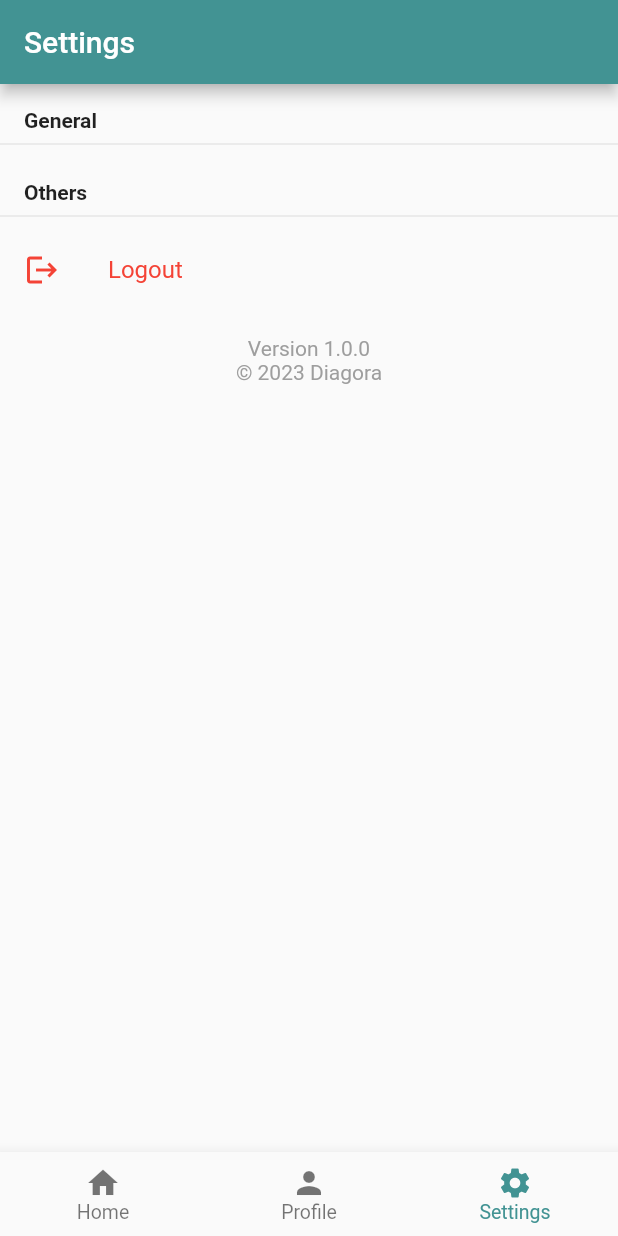
After one commit to Diagora-EIP/mobile, a Flutter app: the WrapperView screen opened directly, item 3 of the bottom bar chosen, on a phone screen of 412 x 824 dp. The commit adds this screen. Run offline on Flutter 3.47's test engine with Material 2 defaults, Android fonts, the phone set to English and light mode, and no system bars; our stand-ins replace firebase_analytics, firebase_core, firebase_crashlytics, flutter_map, latlong2, logger and 2 more; missing offline and left inert: firebase_performance; accounts and stored records are empty.

Commit message:
feat(wrapper): add wrapper for views and add settings

```diff
--- a/lib/views/auth/login_view.dart
+++ b/lib/views/auth/login_view.dart
@@ -1,8 +1,8 @@
+import 'package:diagora/views/wrapper/wrapper_view.dart';
 import 'package:flutter/material.dart';
 
 import 'package:logger/logger.dart';
 
-import 'package:diagora/home.dart';
 import 'package:diagora/services/api_service.dart';
 
 class LoginView extends StatefulWidget {
@@ -72,7 +72,7 @@ class _LoginViewState extends State<LoginView> {
                       Navigator.pushAndRemoveUntil(
                         context,
                         MaterialPageRoute(
-                          builder: (context) => const HomePage(),
+                          builder: (context) => const WrapperView(),
                         ),
                         (route) => false,
                       );
--- a/lib/views/loading/loading_view.dart
+++ b/lib/views/loading/loading_view.dart
@@ -1,8 +1,8 @@
-import 'package:diagora/views/auth/register_view.dart';
 import 'package:flutter/material.dart';
 
+import 'package:diagora/views/auth/register_view.dart';
+import 'package:diagora/views/wrapper/wrapper_view.dart';
 import 'package:diagora/services/api_service.dart';
-import 'package:diagora/home.dart';
 
 class LoadingView extends StatefulWidget {
   const LoadingView({
@@ -45,7 +45,7 @@ class LoadingViewState extends State<LoadingView> {
       Navigator.pushAndRemoveUntil(
         context,
         MaterialPageRoute(
-          builder: (context) => const HomePage(),
+          builder: (context) => const WrapperView(),
         ),
         (route) => false,
       );
--- /dev/null
+++ b/lib/views/settings/settings_view.dart
@@ -0,0 +1,79 @@
+import 'package:flutter/material.dart';
+
+class SettingsView extends StatefulWidget {
+  final Function() logout;
+
+  const SettingsView({
+    Key? key,
+    required this.logout,
+  }) : super(key: key);
+
+  @override
+  SettingsViewState createState() => SettingsViewState();
+}
+
+class SettingsViewState extends State<SettingsView> {
+  @override
+  Widget build(BuildContext context) {
+    return Scaffold(
+      appBar: AppBar(
+        title: const Text('Settings'),
+      ),
+      body: Scrollbar(
+        child: SingleChildScrollView(
+          child: Column(
+            mainAxisAlignment: MainAxisAlignment.start,
+            crossAxisAlignment: CrossAxisAlignment.start,
+            children: [
+              const Align(
+                alignment: Alignment.centerLeft,
+                child: Padding(
+                  padding: EdgeInsets.only(left: 16.0, top: 16.0),
+                  child: Text(
+                    "General",
+                    style: TextStyle(fontWeight: FontWeight.bold),
+                    textAlign: TextAlign.left,
+                  ),
+                ),
+              ),
+              const Divider(),
+              const Align(
+                alignment: Alignment.centerLeft,
+                child: Padding(
+                  padding: EdgeInsets.only(left: 16.0, top: 16.0),
+                  child: Text(
+                    "Others",
+                    style: TextStyle(fontWeight: FontWeight.bold),
+                    textAlign: TextAlign.left,
+                  ),
+                ),
+              ),
+              const Divider(),
+              ListTile(
+                leading: const Icon(Icons.logout, color: Colors.red),
+                title: const Text(
+                  'Logout',
+                  style: TextStyle(color: Colors.red),
+                ),
+                onTap: widget.logout,
+              ),
+              const SizedBox(height: 16),
+              const Center(
+                child: Text(
+                  'Version 1.0.0',
+                  style: TextStyle(color: Colors.grey),
+                ),
+              ),
+              const Center(
+                child: Text(
+                  '© 2023 Diagora',
+                  style: TextStyle(color: Colors.grey),
+                ),
+              ),
+            ],
+          ),
+        ),
+      ),
+    );
+  }
+}
--- /dev/null
+++ b/lib/views/wrapper/wrapper_view.dart
@@ -0,0 +1,101 @@
+import 'package:flutter/material.dart';
+import 'package:diagora/services/api_service.dart';
+import 'package:diagora/views/auth/register_view.dart';
+import 'package:diagora/views/settings/settings_view.dart';
+import 'package:diagora/home.dart';
+import 'package:diagora/profile.dart';
+
+class WrapperView extends StatefulWidget {
+  const WrapperView({
+    super.key,
+  });
+
+  @override
+  WrapperViewState createState() => WrapperViewState();
+}
+
+class WrapperViewState extends State<WrapperView> {
+  final ApiService _api = ApiService.getInstance();
+  int _currentTabIndex = 0;
+
+  /// Les états de chaque vues des onglets pour un utilisateur par défaut.
+  late final List<Widget> _basicTabs = [
+    const HomePage(), // Index 0
+    const ProfilePage(), // Index 1
+    SettingsView(
+      logout: logout,
+    ), // Index 2
+  ];
+
+  // Les onglets finaux utilisés par l'utilisateur. Les onglets sont ajoutés en fonction de l'utilisateur.
+  final List<Widget> _finalTabs = [];
+
+  @override
+  void initState() {
+    super.initState();
+    _finalTabs.addAll(_basicTabs);
+  }
+
+  void logout() {
+    _api.logout();
+    Navigator.pushAndRemoveUntil(
+      context,
+      MaterialPageRoute(builder: (context) => const RegisterView()),
+      (route) => false,
+    );
+  }
+
+  @override
+  Widget build(BuildContext context) {
+    return GestureDetector(
+      onTap: () {
+        FocusScopeNode currentFocus = FocusScope.of(context);
+        if (!currentFocus.hasPrimaryFocus) {
+          currentFocus.unfocus();
+        }
+      },
+      child: Scaffold(
+        body: IndexedStack(
+          index: _currentTabIndex,
+          children: [
+            for (final tab in _finalTabs)
+              Navigator(
+                key: ValueKey(tab),
+                onGenerateRoute: (RouteSettings settings) {
+                  return MaterialPageRoute(builder: (BuildContext context) {
+                    return tab;
+                  });
+                },
+              ),
+          ],
+        ),
+        bottomNavigationBar: BottomNavigationBar(
+          currentIndex: _currentTabIndex,
+          type: BottomNavigationBarType.fixed,
+          onTap: (int index) {
+            setState(() {
+              _currentTabIndex = index;
+            });
+          },
+          selectedItemColor: Theme.of(context).primaryColor,
+          selectedFontSize: 13,
+          unselectedFontSize: 13,
+          items: const [
+            BottomNavigationBarItem(
+              icon: Icon(Icons.home),
+              label: 'Home',
+            ),
+            BottomNavigationBarItem(
+              icon: Icon(Icons.person),
+              label: 'Profile',
+            ),
+            BottomNavigationBarItem(
+              icon: Icon(Icons.settings),
+              label: 'Settings',
+            ),
+          ],
+        ),
+      ),
+    );
+  }
+}
```
